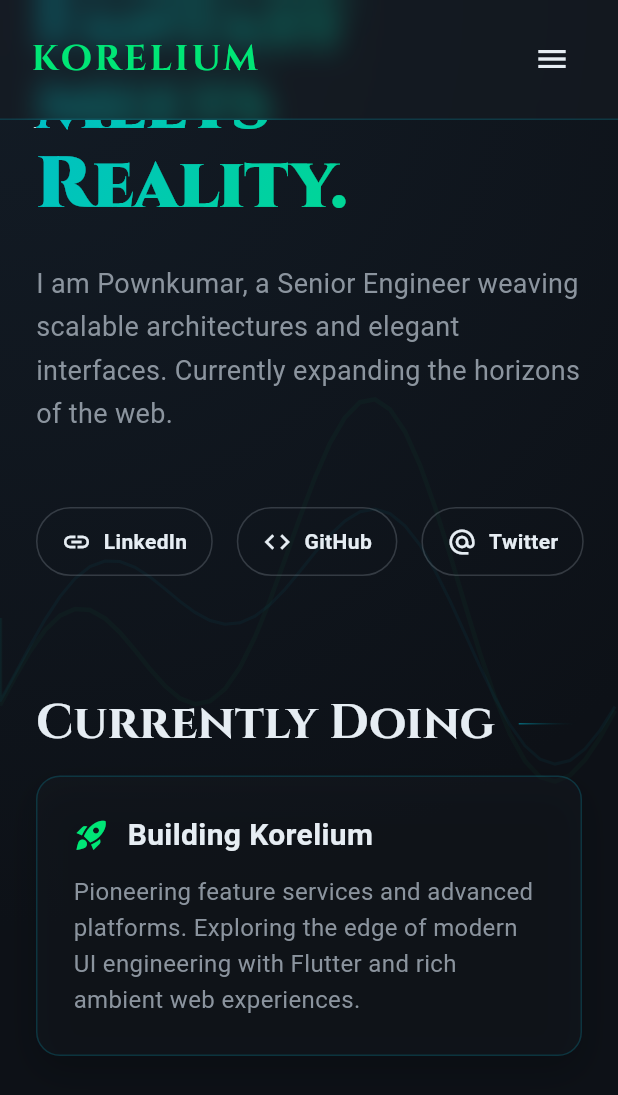
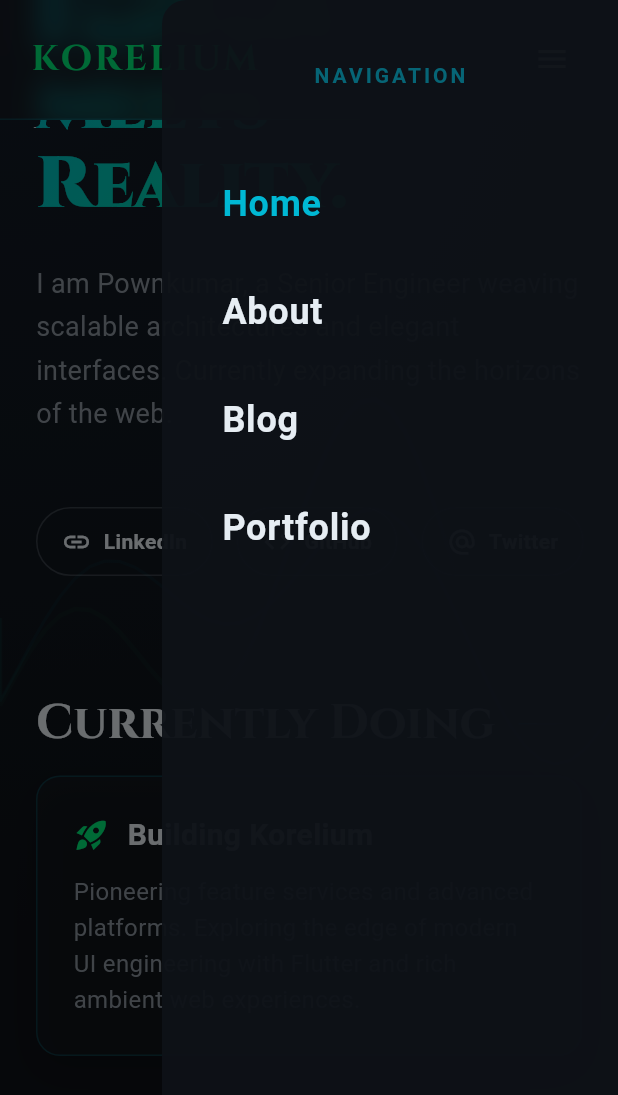
Before and after one commit to iampownkumar/korelium-web, a Flutter app: the screen it shows after launch, scrolled down 224 dp, after a tap on the "menu" icon, on a phone screen of 412 x 824 dp. Shown: the top 1095 px of the screen. Run offline on Flutter 3.47's test engine with Material 3 defaults, Android fonts, the light colour scheme and no system bars; our stand-ins replace cloud_firestore, firebase_core, flutter_dotenv, flutter_markdown, go_router, google_fonts; accounts and stored records are empty.

Commit message:
fix: navigation bar not working in the andriod view

```diff
--- a/lib/shared/widgets/scaffold_with_nav_bar.dart
+++ b/lib/shared/widgets/scaffold_with_nav_bar.dart
@@ -17,6 +17,7 @@
   Widget build(BuildContext context) {
     return Scaffold(
       extendBodyBehindAppBar: true,
+      endDrawer: _buildMobileDrawer(context),
       body: Stack(
         children: [
           // Basic subtle gradient background
@@ -85,11 +86,15 @@
                         ),
                       // Hamburger Menu (Mobile)
                       if (ResponsiveLayout.isMobile(context))
-                        IconButton(
-                          icon: const Icon(Icons.menu, color: AppColors.textPrimary),
-                          onPressed: () {
-                            // Mobile menu implementation
-                          },
+                        Builder(
+                          builder: (context) {
+                            return IconButton(
+                              icon: const Icon(Icons.menu, color: AppColors.textPrimary),
+                              onPressed: () {
+                                Scaffold.of(context).openEndDrawer();
+                              },
+                            );
+                          }
                         ),
                     ],
                   ),
@@ -99,6 +104,60 @@
           ),
         ],
       ),
+    );
+  }
+  Widget _buildMobileDrawer(BuildContext context) {
+    return Drawer(
+      backgroundColor: AppColors.background.withOpacity(0.95),
+      elevation: 0,
+      child: SafeArea(
+        child: Column(
+          children: [
+            const SizedBox(height: 40),
+            Text(
+              'NAVIGATION',
+              style: TextStyle(
+                color: AppColors.cyan.withOpacity(0.5),
+                letterSpacing: 2,
+                fontWeight: FontWeight.bold,
+              ),
+            ),
+            const SizedBox(height: 40),
+            _MobileDrawerItem(title: 'Home', path: '/'),
+            _MobileDrawerItem(title: 'About', path: '/about'),
+            _MobileDrawerItem(title: 'Blog', path: '/blog'),
+            _MobileDrawerItem(title: 'Portfolio', path: '/portfolio'),
+          ],
+        ),
+      ),
+    );
+  }
+}
+
+class _MobileDrawerItem extends StatelessWidget {
+  final String title;
+  final String path;
+
+  const _MobileDrawerItem({required this.title, required this.path});
+
+  @override
+  Widget build(BuildContext context) {
+    final bool isActive = GoRouterState.of(context).uri.toString() == path;
+
+    return ListTile(
+      contentPadding: const EdgeInsets.symmetric(horizontal: 40, vertical: 8),
+      title: Text(
+        title,
+        style: TextStyle(
+          fontSize: 24,
+          fontWeight: FontWeight.w600,
+          color: isActive ? AppColors.cyan : AppColors.textPrimary,
+        ),
+      ),
+      onTap: () {
+        Navigator.pop(context); // Close the drawer
+        context.go(path); // Navigate to new screen
+      },
     );
   }
 }
```
Also changed, not shown: 1 other file.
